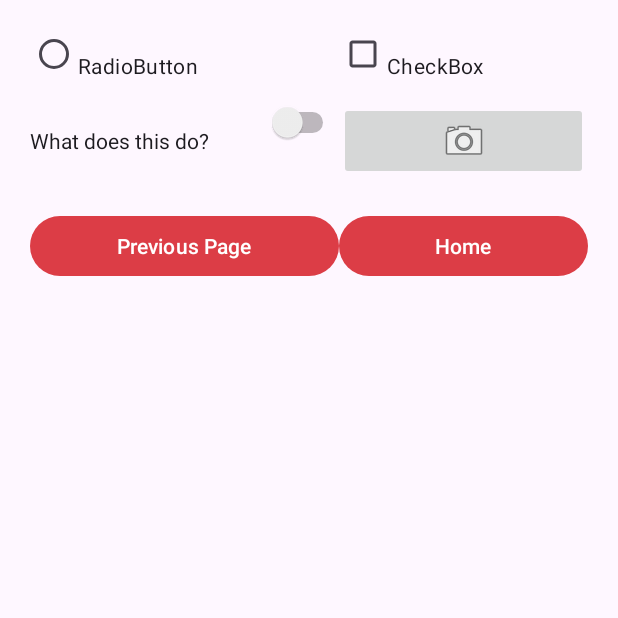
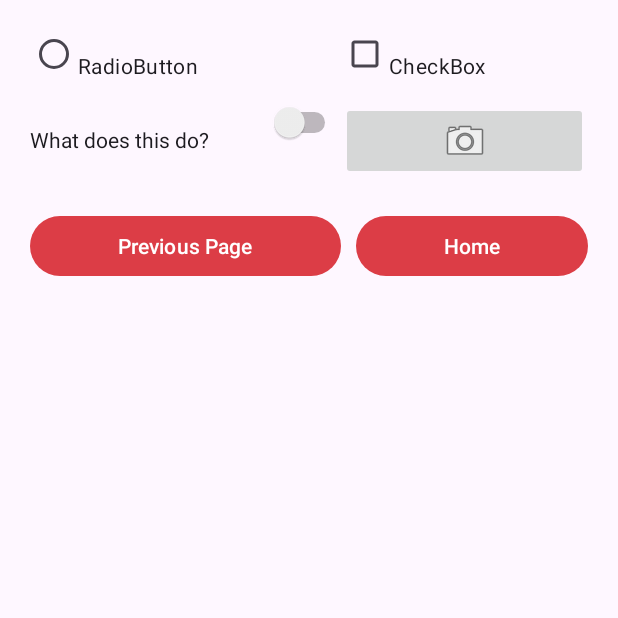
Before and after one commit to shreeshjosyula/CP670-A-Sai-Shreesh-Josyula, an Android app: the ListItemsActivity screen opened directly, with no data from a screen before it, on a phone screen of 412 x 824 dp, the top half of it. Run offline under Robolectric (Android 15) with nearby library versions, the phone set to English and light mode, and no system bars.

Commit message:
new activities added3

```diff
--- a/app/src/main/res/layout/activity_list_items.xml
+++ b/app/src/main/res/layout/activity_list_items.xml
@@ -5,7 +5,8 @@
     android:layout_width="match_parent"
     android:layout_height="wrap_content"
     android:columnCount="2"
-    android:rowCount="2"
+    android:rowCount="4"
+    android:layout_columnWeight="1"
     android:layout_marginTop="20dp"
     android:layout_marginBottom="20dp"
     android:layout_marginLeft="20dp"
@@ -14,7 +15,7 @@
 
     <RadioButton
         android:id="@+id/radioButton"
-        android:layout_width="116dp"
+        android:layout_width="80dp"
         android:layout_height="wrap_content"
         android:layout_columnWeight="1"
         android:gravity="fill"
@@ -22,6 +23,7 @@
 
     <CheckBox
         android:id="@+id/checkBox"
+        android:layout_width="wrap_content"
         android:layout_height="wrap_content"
         android:layout_columnWeight="1"
         android:gravity="fill"
@@ -29,13 +31,15 @@
 
     <Switch
         android:id="@+id/switch1"
-        android:layout_height="51dp"
+        android:layout_width="128dp"
+        android:layout_height="50dp"
         android:layout_columnWeight="1"
         android:gravity="fill"
         android:text="@string/Switch1Text" />
 
     <ImageButton
         android:id="@+id/imageButton2"
+        android:layout_width="wrap_content"
         android:layout_height="wrap_content"
         android:layout_columnWeight="1"
         android:gravity="fill"
@@ -43,18 +47,19 @@
 
     <Button
         android:id="@+id/button5"
-        android:layout_width="29dp"
+        android:layout_width="3dp"
         android:layout_height="wrap_content"
-        android:layout_columnWeight="2"
+        android:layout_columnWeight="3"
         android:layout_marginTop="20dp"
         android:text="@string/PreviousPage" />
 
     <Button
         android:id="@+id/button6"
-        android:layout_width="wrap_content"
+        android:layout_width="10dp"
         android:layout_height="wrap_content"
-        android:layout_columnWeight="2"
+        android:layout_columnWeight="1"
         android:layout_marginTop="20dp"
+        android:layout_marginLeft="10dp"
         android:text="@string/Home" />
 
 </GridLayout>
```
